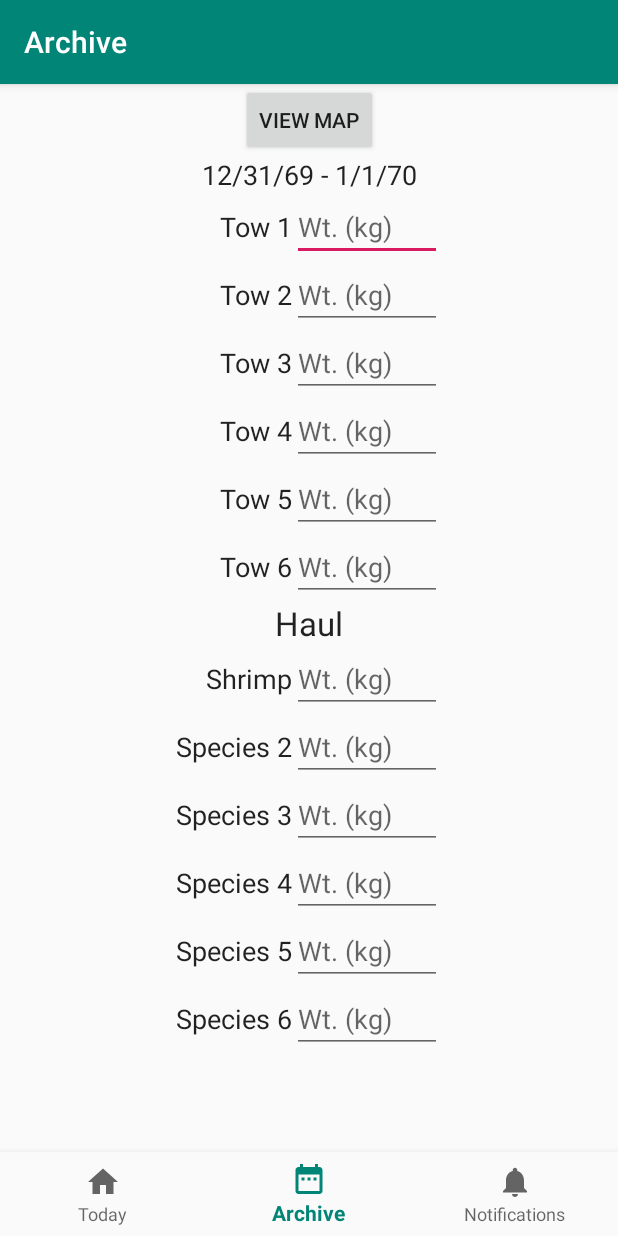
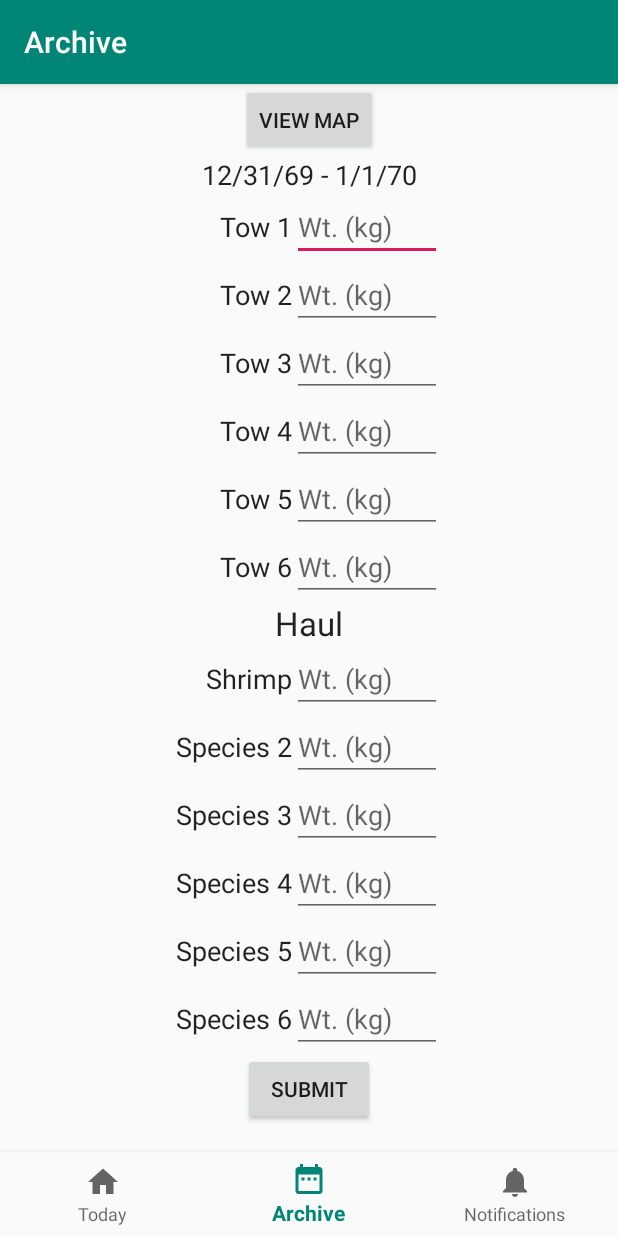
Before and after one commit to StAResComp/DYNAMICOPERU, an Android app: the ArchiveActivity screen opened directly, with no data from a screen before it, on a phone screen of 412 x 824 dp. Run offline under Robolectric (Android 15) with nearby library versions, the phone set to English and light mode, and no system bars; our stand-ins replace Room's generated code; libraries missing offline, so code that uses them is left out: android.arch.persistence.

Commit message:
Adds submit button with confirmation dialog

```diff
--- a/app/src/main/java/uk/ac/standrews/pescar/ArchiveActivity.kt
+++ b/app/src/main/java/uk/ac/standrews/pescar/ArchiveActivity.kt
@@ -1,6 +1,8 @@
 package uk.ac.standrews.pescar
 
+import android.app.AlertDialog
 import android.app.DatePickerDialog
+import android.content.DialogInterface
 import android.content.Intent
 import android.content.pm.PackageManager
 import android.os.Bundle
@@ -26,6 +28,7 @@ class ArchiveActivity : AppCompatActivity() {
 
     //Need to be bound to widget in onCreate
     private lateinit var mapButton: Button
+    private lateinit var submitButton: Button
     private lateinit var tows: Array<EditText>
     private lateinit var landeds: Array<Pair<TextView, EditText>>
     private lateinit var fishingDao: FishingDao
@@ -62,6 +65,24 @@ class ArchiveActivity : AppCompatActivity() {
             intent.putExtra("started_at", day.first.time)
             intent.putExtra("finished_at", day.second.time)
             startActivity(intent)
+        }
+
+        submitButton = findViewById(R.id.submit_button)
+
+        submitButton.setOnClickListener {
+            val builder = AlertDialog.Builder(this@ArchiveActivity)
+            builder.setTitle(R.string.confirm_submit_title)
+            builder.setMessage(R.string.confirm_submit_message)
+            builder.setIcon(R.drawable.ic_warning_black_24dp)
+            builder.setPositiveButton(R.string.yes, DialogInterface.OnClickListener { dialog, _ ->
+                submitData()
+                dialog.dismiss()
+            })
+            builder.setNegativeButton(R.string.no, DialogInterface.OnClickListener { dialog, _ ->
+                dialog.dismiss()
+            })
+            val alert = builder.create()
+            alert.show()
         }
 
         //Navigation
@@ -228,4 +249,8 @@ class ArchiveActivity : AppCompatActivity() {
             }
         }
     }
+
+    private fun submitData() {
+
+    }
 }
--- a/app/src/main/java/uk/ac/standrews/pescar/PostDataTask.kt
+++ b/app/src/main/java/uk/ac/standrews/pescar/PostDataTask.kt
@@ -60,7 +60,7 @@ class PostDataTask(val context: Context) : AsyncTask<Void, Void, Void>() {
 
             val json = JSONObject()
             json.put("tows", towsJson)
-            json.put("landeds", landedsJson)
+            json.put("hauls", landedsJson)
             json.put("positions", positionsJson)
 
             val url = ""
@@ -72,12 +72,12 @@ class PostDataTask(val context: Context) : AsyncTask<Void, Void, Void>() {
                     for (tow in 0 until towsJson.length()) {
                         towIds.add((tow as JSONObject).getInt("id"))
                     }
-                    val landedsJson = result.getJSONArray("landeds")
+                    val landedsJson = result.getJSONArray("hauls")
                     val landedIds = arrayListOf<Int>()
                     for (landed in 0 until landedsJson.length()) {
                         landedIds.add((landed as JSONObject).getInt("id"))
                     }
-                    val positionsJson = result.getJSONArray("landeds")
+                    val positionsJson = result.getJSONArray("positions")
                     val positionIds = arrayListOf<Int>()
                     for (position in 0 until positionsJson.length()) {
                         positionIds.add((position as JSONObject).getInt("id"))
--- /dev/null
+++ b/app/src/main/res/drawable/ic_warning_black_24dp.xml
@@ -0,0 +1,9 @@
+<vector xmlns:android="http://schemas.android.com/apk/res/android"
+        android:width="24dp"
+        android:height="24dp"
+        android:viewportWidth="24.0"
+        android:viewportHeight="24.0">
+    <path
+        android:fillColor="#FF000000"
+        android:pathData="M1,21h22L12,2 1,21zM13,18h-2v-2h2v2zM13,14h-2v-4h2v4z"/>
+</vector>
--- a/app/src/main/res/layout/activity_archive.xml
+++ b/app/src/main/res/layout/activity_archive.xml
@@ -229,6 +229,12 @@
                     android:hint="@string/weight"
                     android:inputType="numberDecimal"/>
 
+            <Button
+                    android:id="@+id/submit_button"
+                    android:layout_columnSpan="2"
+                    android:layout_gravity="center"
+                    android:text="@string/submit"/>
+
         </GridLayout>
 
     </ScrollView>
--- a/app/src/main/res/layout/activity_today.xml
+++ b/app/src/main/res/layout/activity_today.xml
@@ -240,6 +240,12 @@
                     android:hint="@string/weight"
                     android:inputType="numberDecimal"/>
 
+            <Button
+                android:id="@+id/submit_button"
+                android:layout_columnSpan="2"
+                android:layout_gravity="center"
+                android:text="@string/submit"/>
+
         </GridLayout>
 
     </ScrollView>
--- a/app/src/main/res/values/strings.xml
+++ b/app/src/main/res/values/strings.xml
@@ -29,9 +29,9 @@
     <string name="species_5">Species 5</string>
     <string name="species_6">Species 6</string>
 
-    <!-- Trip confirmation alert -->
-    <string name="new_trip_title">New Trip?</string>
-    <string name="new_trip_question">Is this the start of a new trip?</string>
+    <!-- Submission confirmation alert -->
+    <string name="confirm_submit_title">Confirm Submission</string>
+    <string name="confirm_submit_message">Are you sure you want to submit this data? It can\'t be altered after this.</string>
 
     <!-- Buttons -->
     <string name="submit">Submit</string>
```
Also changed, not shown: app/src/main/java/uk/ac/standrews/pescar/TodayActivity.kt (+25 -0 lines), 1 other file.
